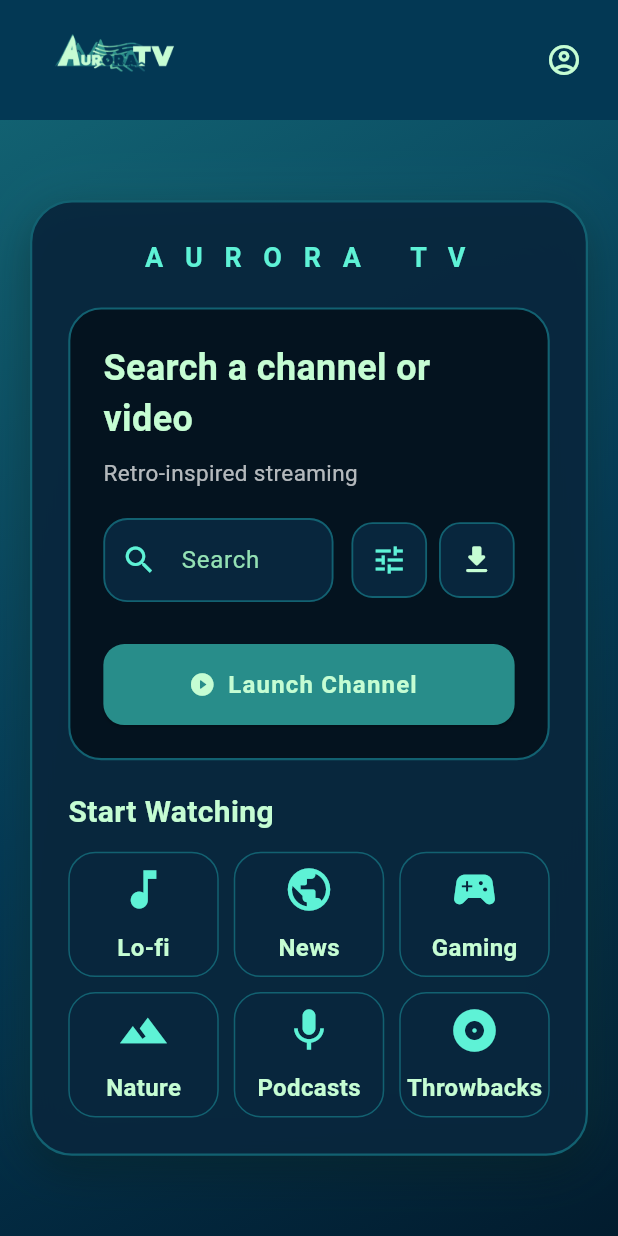
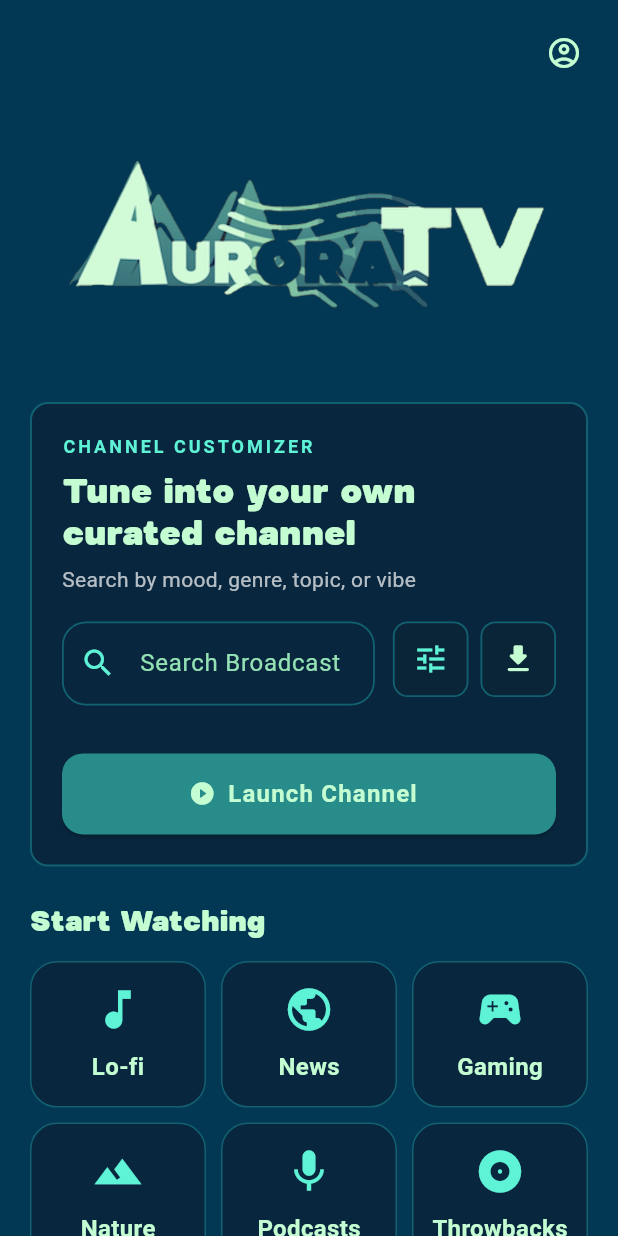
Before and after one commit to AugustanaCSC490Spring2026/AuroraTV, a Flutter app: the screen it shows once a user with an empty profile is signed in, on a phone screen of 412 x 824 dp. Run offline on Flutter 3.47's test engine with Material 3 defaults, Android fonts, the phone set to English and light mode, and no system bars; our stand-ins replace cloud_firestore, firebase_auth, firebase_core, google_generative_ai, html_unescape, youtube_player_flutter and 1 more; missing offline and left inert: pointer_interceptor; accounts and stored records are empty.

Commit message:
Redesigned channel selection page layout with centered logo, custom font and simplified tuner

```diff
--- a/flutter_data_test/lib/pages/keyword_page.dart
+++ b/flutter_data_test/lib/pages/keyword_page.dart
@@ -256,22 +256,250 @@ class _KeyWordPageState extends State<KeyWordPage> {
     }
   }
 
+  Widget _buildTunerPanel() {
+  return Container(
+    width: double.infinity,
+    padding: const EdgeInsets.all(20),
+    decoration: BoxDecoration(
+      color: auroraPanel,
+      border: Border.all(color: auroraDeep, width: 1.3),
+      borderRadius: BorderRadius.circular(12),
+    ),
+    child: Column(
+      crossAxisAlignment: CrossAxisAlignment.start,
+      children: [
+        const Text(
+          'CHANNEL CUSTOMIZER',
+          style: TextStyle(
+            color: auroraGlow,
+            fontSize: 12,
+            letterSpacing: 2,
+            fontWeight: FontWeight.w700,
+          ),
+        ),
+        const SizedBox(height: 8),
+        const Text(
+          'Tune into your own curated channel',
+          style: TextStyle(
+            color: auroraMint,
+            fontFamily: 'AuroraFont',
+            fontSize: 24,
+            fontWeight: FontWeight.bold,
+            height: 1.15,
+          ),
+        ),
+        const SizedBox(height: 6),
+        const Text(
+          'Search by mood, genre, topic, or vibe',
+          style: TextStyle(
+            color: Colors.white70,
+            fontSize: 14,
+          ),
+        ),
+        const SizedBox(height: 18),
+
+        Row(
+          crossAxisAlignment: CrossAxisAlignment.start,
+          children: [
+            Expanded(
+              child: TextField(
+                controller: keywordCtrl,
+                style: const TextStyle(color: Colors.white),
+                onSubmitted: (_) => _searchVideo(),
+                decoration: const InputDecoration(
+                  labelText: "Search Broadcast",
+                  hintText: "e.g. late night jazz, city pop, gaming live",
+                  prefixIcon: Icon(Icons.search),
+                ),
+              ),
+            ),
+            const SizedBox(width: 12),
+            _buildSquareIconButton(
+              onTap: _openFilterDialog,
+              icon: Icons.tune,
+              color: auroraGlow,
+              tooltip: 'Filters',
+            ),
+            const SizedBox(width: 8),
+            _buildSquareIconButton(
+              onTap: _openImportDialog,
+              icon: Icons.download_rounded,
+              color: auroraMint,
+              tooltip: 'Import Category',
+            ),
+          ],
+        ),
+
+        const SizedBox(height: 14),
+
+        Wrap(
+          spacing: 8,
+          runSpacing: 8,
+          children: [
+            if (kidsMode) _buildFilterChip('Kids Mode'),
+            if (selectedDuration != 'any') _buildFilterChip(selectedDuration),
+            if (selectedVideoType != 'Any')
+              _buildFilterChip(selectedVideoType),
+            if (avoidWordsCtrl.text.trim().isNotEmpty)
+              _buildFilterChip('Avoid: ${avoidWordsCtrl.text.trim()}'),
+          ],
+        ),
+
+        const SizedBox(height: 18),
+
+        SizedBox(
+          width: double.infinity,
+          child: ElevatedButton.icon(
+            onPressed: isLoading ? null : _searchVideo,
+            icon: isLoading
+                ? const SizedBox(
+                    width: 18,
+                    height: 18,
+                    child: CircularProgressIndicator(strokeWidth: 2),
+                  )
+                : const Icon(Icons.play_circle_fill_rounded),
+            label: Text(isLoading ? 'Scanning Signal...' : 'Launch Channel'),
+          ),
+        ),
+      ],
+    ),
+  );
+}
+
+Widget _buildCurrentSelectionCard() {
+  return Material(
+    color: Colors.transparent,
+    child: InkWell(
+      borderRadius: BorderRadius.circular(0),
+      onTap: _searchVideo,
+      splashColor: auroraGlow.withOpacity(0.1),
+      highlightColor: auroraGlow.withOpacity(0.04),
+      child: Container(
+        width: double.infinity,
+        padding: const EdgeInsets.fromLTRB(20, 20, 20, 22),
+        decoration: BoxDecoration(
+          color: const Color(0xFF04131F),
+          border: Border.all(color: auroraDeep, width: 1.4),
+        ),
+        child: Column(
+          crossAxisAlignment: CrossAxisAlignment.start,
+          children: [
+            // TOP LABEL ROW
+            Row(
+              children: [
+                const Text(
+                  'NOW AIRING',
+                  style: TextStyle(
+                    color: auroraGlow,
+                    fontWeight: FontWeight.w700,
+                    letterSpacing: 2,
+                    fontSize: 12,
+                  ),
+                ),
+                const SizedBox(width: 10),
+
+                // LIVE TAG
+                Container(
+                  padding: const EdgeInsets.symmetric(
+                    horizontal: 8,
+                    vertical: 4,
+                  ),
+                  decoration: BoxDecoration(
+                    color: Colors.redAccent,
+                    borderRadius: BorderRadius.circular(4),
+                  ),
+                  child: const Text(
+                    'LIVE',
+                    style: TextStyle(
+                      color: Colors.white,
+                      fontSize: 10,
+                      fontWeight: FontWeight.bold,
+                      letterSpacing: 1,
+                    ),
+                  ),
+                ),
+              ],
+            ),
+
+            const SizedBox(height: 14),
+
+            // MAIN TITLE (BIG)
+            Text(
+              keywordCtrl.text.trim().isEmpty
+                  ? 'No channel selected'
+                  : keywordCtrl.text.trim(),
+              style: const TextStyle(
+                color: auroraMint,
+                fontFamily: 'AuroraFont',
+                fontSize: 28,
+                fontWeight: FontWeight.bold,
+                height: 1.1,
+              ),
+            ),
+
+            const SizedBox(height: 10),
+
+            // SUBTEXT
+            const Text(
+              'Tap to relaunch this channel',
+              style: TextStyle(
+                color: Colors.white60,
+                fontSize: 14,
+              ),
+            ),
+          ],
+        ),
+      ),
+    ),
+  );
+}
+
+Widget _buildSquareIconButton({
+  required VoidCallback onTap,
+  required IconData icon,
+  required Color color,
+  required String tooltip,
+}) {
+  return Container(
+    decoration: BoxDecoration(
+      color: const Color(0xFF0A2538),
+      borderRadius: BorderRadius.circular(10),
+      border: Border.all(color: auroraDeep, width: 1.2),
+    ),
+    child: IconButton(
+      onPressed: onTap,
+      icon: Icon(icon),
+      color: color,
+      tooltip: tooltip,
+    ),
+  );
+}
+
+Widget _buildFilterChip(String label) {
+  return Container(
+    padding: const EdgeInsets.symmetric(horizontal: 12, vertical: 8),
+    decoration: BoxDecoration(
+      color: auroraDeep,
+      borderRadius: BorderRadius.circular(8),
+      border: Border.all(color: auroraBlueTeal, width: 1),
+    ),
+    child: Text(
+      label,
+      style: const TextStyle(
+        color: auroraMint,
+        fontSize: 12,
+        fontWeight: FontWeight.w600,
+      ),
+    ),
+  );
+}
+
   @override
   Widget build(BuildContext context) {
     return Scaffold(
       appBar: AppBar(
-        toolbarHeight: 80,
-        title: SizedBox(
-          height: 60,
-          width: 120,
-          child: ClipRect(
-            child: Align(
-              alignment: Alignment.center,
-              widthFactor: 0.4,
-              child: Image.asset('assets/images/logo.png'),
-            ),
-          ),
-        ),
+  toolbarHeight: 70,
+  title: const SizedBox(),
   actions: [
     Padding(
       padding: const EdgeInsets.only(right: 12),
@@ -286,187 +514,45 @@ class _KeyWordPageState extends State<KeyWordPage> {
 ),
       body: Container(
   width: double.infinity,
-        decoration: BoxDecoration(
-          gradient: LinearGradient(
-            begin: Alignment.topLeft,
-            end: Alignment.bottomRight,
-            colors: [auroraDeep, auroraNavy, const Color(0xFF021C2E)],
-          ),
-        ),
-        child: Center(
+  color: auroraNavy,
+  child: SafeArea(
     child: SingleChildScrollView(
-            padding: const EdgeInsets.all(20),
-            child: Container(
-              constraints: const BoxConstraints(maxWidth: 760),
-              padding: const EdgeInsets.all(24),
-              decoration: BoxDecoration(
-                // ignore: deprecated_member_use
-                color: auroraPanel.withOpacity(0.94),
-                borderRadius: BorderRadius.circular(28),
-                border: Border.all(color: auroraDeep, width: 1.5),
-                boxShadow: const [
-                  BoxShadow(
-                    color: Color(0x66000000),
-                    blurRadius: 24,
-                    offset: Offset(0, 10),
-                  ),
-                  BoxShadow(
-                    color: Color(0x33288D8A),
-                    blurRadius: 32,
-                    spreadRadius: 1,
-                  ),
-                ],
-              ),
-              child: Column(
-                crossAxisAlignment: CrossAxisAlignment.stretch,
-                children: [
-                  const Text(
-                    "A U R O R A   T V",
-                    textAlign: TextAlign.center,
-                    style: TextStyle(
-                      color: auroraGlow,
-                      fontSize: 18,
-                      letterSpacing: 5,
-                      fontWeight: FontWeight.w700,
-                    ),
-                  ),
-                  const SizedBox(height: 20),
-                  Container(
-                    padding: const EdgeInsets.all(22),
-                    decoration: BoxDecoration(
-                      color: const Color(0xFF04131F),
-                      borderRadius: BorderRadius.circular(22),
-                      border: Border.all(color: auroraDeep, width: 1.4),
-                    ),
+      padding: const EdgeInsets.fromLTRB(20, 12, 20, 28),
       child: Column(
         crossAxisAlignment: CrossAxisAlignment.start,
         children: [
-                        const Text(
-                          "Search a channel or video",
-                          style: TextStyle(
-                            color: auroraMint,
-                            fontSize: 24,
-                            fontWeight: FontWeight.bold,
-                          ),
-                        ),
-                        const SizedBox(height: 8),
-                        const Text(
-                          "Retro-inspired streaming",
-                          style: TextStyle(color: Colors.white70, fontSize: 15),
-                        ),
-                        const SizedBox(height: 20),
-                        Row(
-                          children: [
-                            Expanded(
-                              child: TextField(
-                                controller: keywordCtrl,
-                                style: const TextStyle(color: Colors.white),
-                                onSubmitted: (_) => _searchVideo(),
-                                decoration: const InputDecoration(
-                                  labelText: "Search",
-                                  hintText:
-                                      "e.g. lo-fi beats, synthwave, 80s hits",
-                                  prefixIcon: Icon(Icons.search),
+
+          Center(
+  child: Padding(
+    padding: const EdgeInsets.only(top: 10, bottom: 20),
+    child: SizedBox(
+  height: 120,
+  child: ClipRect(
+    child: Align(
+      alignment: Alignment.center,
+      heightFactor: 0.5,
+      child: Image.asset(
+        'assets/images/logo.png',
+        fit: BoxFit.cover,
       ),
     ),
   ),
-                            const SizedBox(width: 12),
-                            // Filter button
-                            Container(
-                              decoration: BoxDecoration(
-                                color: auroraPanel,
-                                borderRadius: BorderRadius.circular(14),
-                                border: Border.all(
-                                  color: auroraDeep,
-                                  width: 1.2,
 ),
   ),
-                              child: IconButton(
-                                onPressed: _openFilterDialog,
-                                icon: const Icon(Icons.tune),
-                                color: auroraGlow,
-                                tooltip: 'Filters',
 ),
-                            ),
-                            const SizedBox(width: 8),
-                            // ── NEW: Import button ──
-                            Container(
-                              decoration: BoxDecoration(
-                                color: auroraPanel,
-                                borderRadius: BorderRadius.circular(14),
-                                border: Border.all(
-                                  color: auroraDeep,
-                                  width: 1.2,
-                                ),
-                              ),
-                              child: IconButton(
-                                onPressed: _openImportDialog,
-                                icon: const Icon(Icons.download_rounded),
-                                color: auroraMint,
-                                tooltip: 'Import Category',
-                              ),
-                            ),
-                          ],
-                        ),
-                        const SizedBox(height: 12),
-                        Wrap(
-                          spacing: 8,
-                          runSpacing: 8,
-                          children: [
-                            if (kidsMode)
-                              Chip(
-                                backgroundColor: auroraDeep,
-                                label: const Text(
-                                  'Kids Mode',
-                                  style: TextStyle(color: auroraMint),
-                                ),
-                              ),
-                            if (selectedDuration != 'any')
-                              Chip(
-                                backgroundColor: auroraDeep,
-                                label: Text(
-                                  selectedDuration,
-                                  style: const TextStyle(color: auroraMint),
-                                ),
-                              ),
-                            if (selectedVideoType != 'Any')
-                              Chip(
-                                backgroundColor: auroraDeep,
-                                label: Text(
-                                  selectedVideoType,
-                                  style: const TextStyle(color: auroraMint),
-                                ),
-                              ),
-                            if (avoidWordsCtrl.text.trim().isNotEmpty)
-                              Chip(
-                                backgroundColor: auroraDeep,
-                                label: Text(
-                                  'Avoid: ${avoidWordsCtrl.text.trim()}',
-                                  style: const TextStyle(color: auroraMint),
-                                ),
-                              ),
-                          ],
-                        ),
-                        const SizedBox(height: 16),
-                        ElevatedButton.icon(
-                          onPressed: isLoading ? null : _searchVideo,
-                          icon: isLoading
-                              ? const SizedBox(
-                                  width: 18,
-                                  height: 18,
-                                  child: CircularProgressIndicator(
-                                    strokeWidth: 2,
-                                  ),
-                                )
-                              : const Icon(Icons.play_circle_fill_rounded),
-                          label: Text(
-                            isLoading ? "Loading..." : "Launch Channel",
-                          ),
-                        ),
-                      ],
-                    ),
-                  ),
-                  const SizedBox(height: 20),
+
+
+
+          const SizedBox(height: 18),
+  if (videoTitle != null || videoUrl != null) _buildCurrentSelectionCard(),
+
+  const SizedBox(height: 18),
+
+  _buildTunerPanel(),
+
+  const SizedBox(height: 22),
+
+
           FeaturedChannelsWidget(
             onChannelTap: (keyword) async {
               premadeCategory = true;
@@ -474,52 +560,9 @@ class _KeyWordPageState extends State<KeyWordPage> {
               await _searchVideo();
             },
           ),
-                  if (videoTitle != null || videoUrl != null)
-                    Material(
-                      color: Colors.transparent,
-                      child: InkWell(
-                        borderRadius: BorderRadius.circular(18),
-                        onTap: _searchVideo,
-                        // ignore: deprecated_member_use
-                        splashColor: auroraGlow.withOpacity(0.2),
-                        // ignore: deprecated_member_use
-                        highlightColor: auroraGlow.withOpacity(0.08),
-                        child: Ink(
-                          padding: const EdgeInsets.all(18),
-                          decoration: BoxDecoration(
-                            color: const Color(0xFF061B2C),
-                            borderRadius: BorderRadius.circular(18),
-                            border: Border.all(color: auroraDeep),
-                          ),
-                          child: Column(
-                            crossAxisAlignment: CrossAxisAlignment.start,
-                            children: [
-                              const Text(
-                                "CURRENT SELECTION",
-                                style: TextStyle(
-                                  color: auroraGlow,
-                                  fontWeight: FontWeight.w700,
-                                  letterSpacing: 1.2,
-                                  fontSize: 12,
-                                ),
-                              ),
-                              const SizedBox(height: 10),
-                              if (videoTitle != null)
-                                Text(
-                                  keywordCtrl.text.trim(),
-                                  style: const TextStyle(
-                                    color: auroraMint,
-                                    fontSize: 18,
-                                    fontWeight: FontWeight.bold,
-                                  ),
-                                ),
+
+          const SizedBox(height: 22),
         ],
-                          ),
-                        ),
-                      ),
-                    ),
-                ],
-              ),
       ),
     ),
   ),
--- a/flutter_data_test/lib/widgets/featured_channels_widget.dart
+++ b/flutter_data_test/lib/widgets/featured_channels_widget.dart
@@ -37,6 +37,7 @@ class FeaturedChannelsWidget extends StatelessWidget {
           "Start Watching",
           style: TextStyle(
             color: auroraMint,
+            fontFamily: 'AuroraFont',
             fontSize: 20,
             fontWeight: FontWeight.bold,
           ),
```
Also changed, not shown: flutter_data_test/pubspec.yaml (+6 -1 lines), flutter_data_test/assets/fonts/TitleFont.ttf (added), flutter_data_test/assets/images/logo.png. Lines whose indentation alone changed are shown as unchanged.
